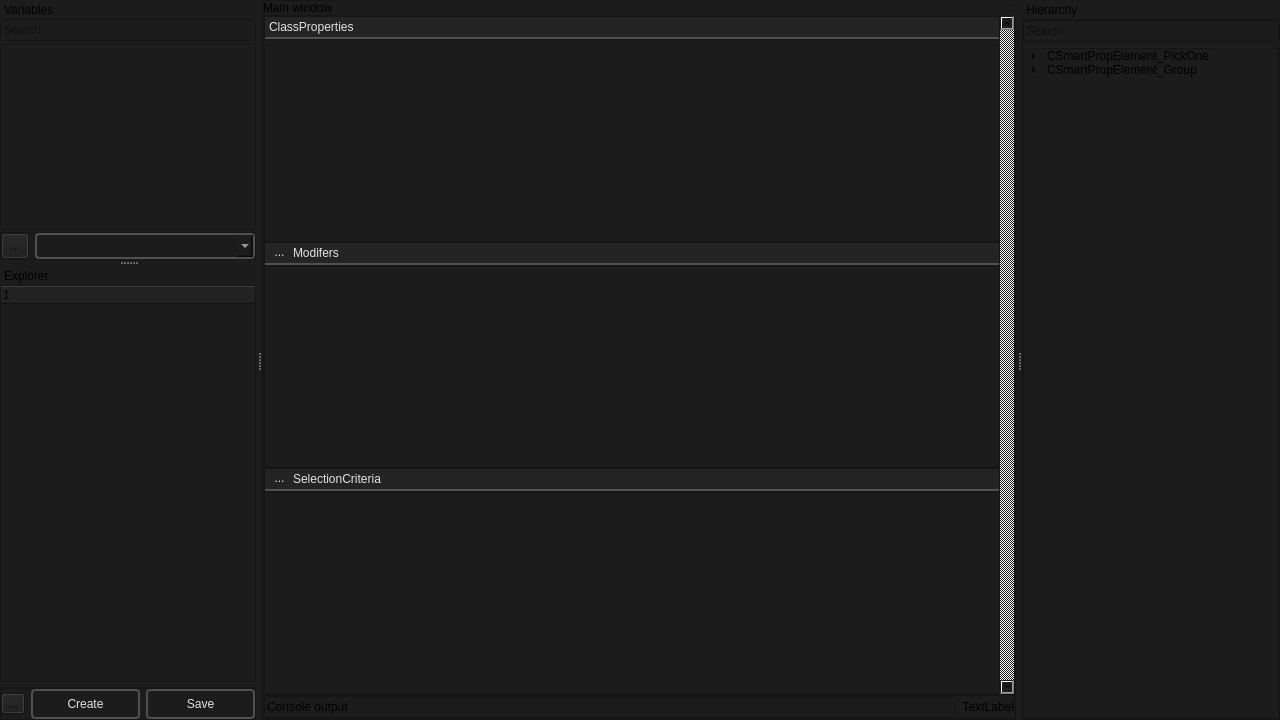
Above: smartprop_editor/main.ui from dertwist/Hammer5Tools before the change. Below: the same form after it.
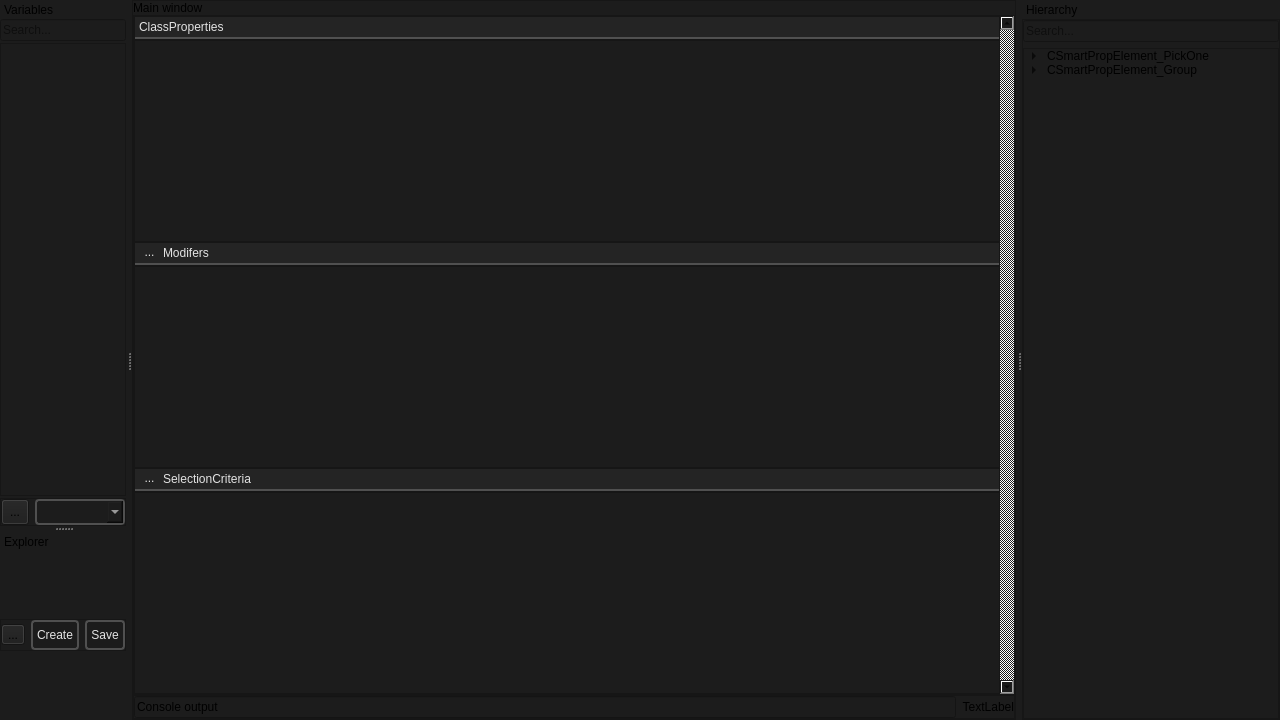
That is the form after the change. Icons and pictures are not drawn.

Commit message: Created explorer main file

The edit to the form file:
```diff
--- a/smartprop_editor/main.ui
+++ b/smartprop_editor/main.ui
@@ -85,7 +85,7 @@
            <rect>
             <x>0</x>
             <y>0</y>
-            <width>746</width>
+            <width>691</width>
             <height>674</height>
            </rect>
           </property>
@@ -776,7 +776,7 @@
          <rect>
           <x>0</x>
           <y>0</y>
-          <width>254</width>
+          <width>309</width>
           <height>197</height>
          </rect>
         </property>
@@ -1074,13 +1074,7 @@
       <number>0</number>
      </property>
      <item>
-      <widget class="QTreeWidget" name="tree_smartprops_explorer_widget">
-       <column>
-        <property name="text">
-         <string notr="true">1</string>
-        </property>
-       </column>
-      </widget>
+      <layout class="QVBoxLayout" name="explorer_layout"/>
      </item>
      <item>
       <widget class="QFrame" name="frame_4">
```
The commit also changes 10 other files.
